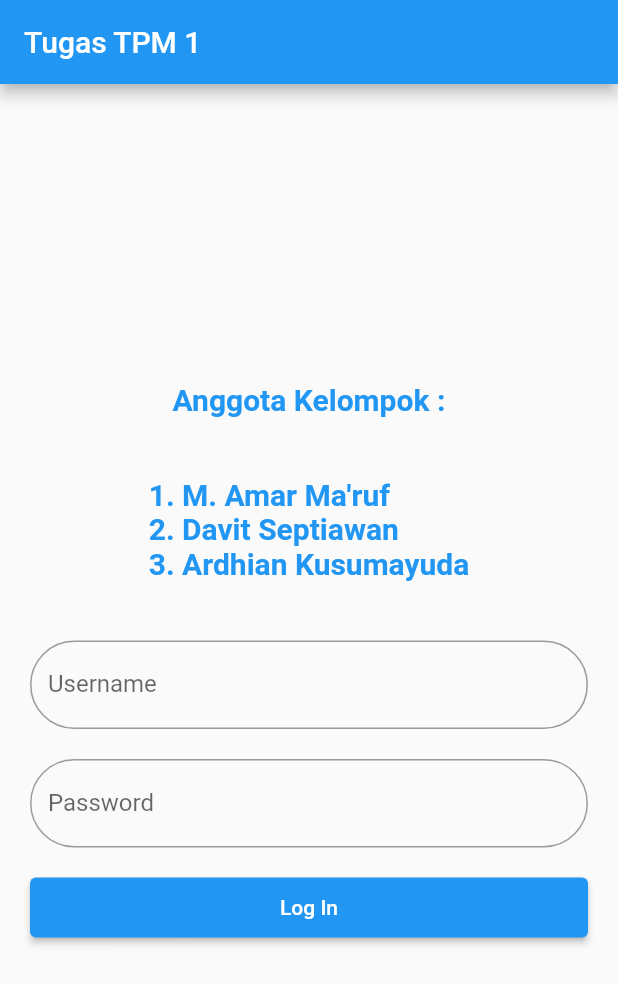
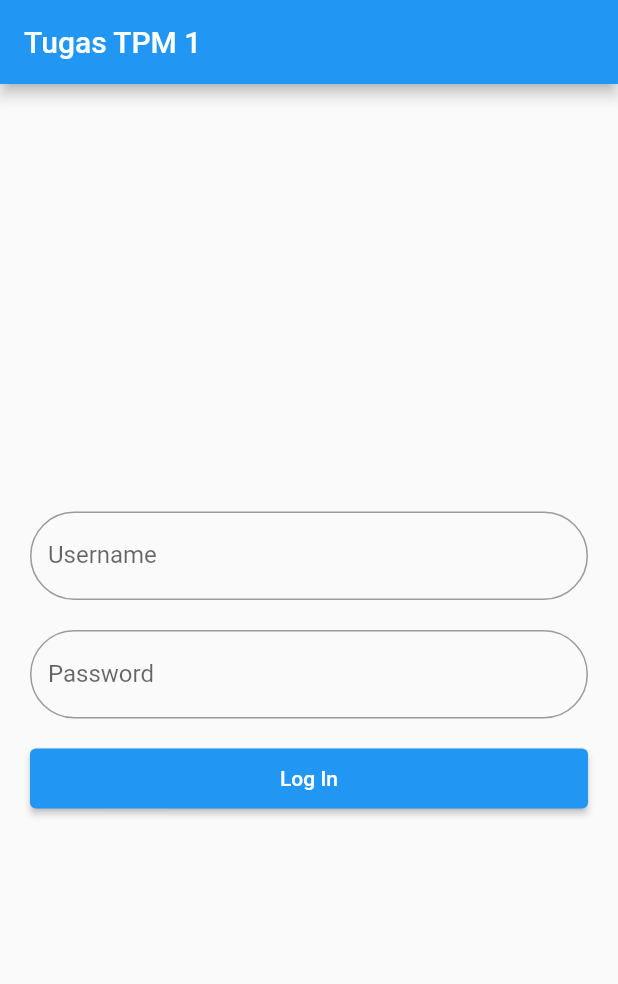
Before and after one commit to Rosseavlyn/TPM-Ammar, a Flutter app: the screen it shows after launch, on a phone screen of 412 x 824 dp. Shown: the top 984 px of the screen. Run offline on Flutter 3.47's test engine with Material 2 defaults, Android fonts, the phone set to English and light mode, and no system bars.

Commit message:
update tugas 2

```diff
--- a/tugas2tpm/lib/main.dart
+++ b/tugas2tpm/lib/main.dart
@@ -1,5 +1,5 @@
 import 'package:flutter/material.dart';
-import './perhitungan.dart';
+import 'menu.dart';
 
 void main() => runApp(MyApp());
 
@@ -42,28 +42,6 @@ class _LoginState extends State<Login> {
             mainAxisAlignment: MainAxisAlignment.center,
             children: <Widget>[
               Container(
-                padding: EdgeInsets.all(20),
-                child: Text(
-                  'Anggota Kelompok :',
-                  style: TextStyle(
-                    color: Colors.blue,
-                    fontSize: 20,
-                    fontWeight: FontWeight.bold,
-                  ),
-                ),
-              ),
-              Container(
-                padding: EdgeInsets.all(20),
-                child: Text(
-                  "1. M. Amar Ma'ruf \n2. Davit Septiawan \n3. Ardhian Kusumayuda",
-                  style: TextStyle(
-                    color: Colors.blue,
-                    fontSize: 20,
-                    fontWeight: FontWeight.bold,
-                  ),
-                ),
-              ),
-              Container(
                 padding: const EdgeInsets.fromLTRB(20, 20, 20, 0),
                 child: TextField(
                   controller: userText,
@@ -78,8 +56,8 @@ class _LoginState extends State<Login> {
               Container(
                 padding: const EdgeInsets.fromLTRB(20, 20, 20, 0),
                 child: TextField(
+                  obscureText: true,
                   controller: passText,
-                  obscureText: false,
                   decoration: InputDecoration(
                     border: OutlineInputBorder(
                       borderRadius: BorderRadius.circular(90.0),
@@ -108,7 +86,7 @@ class _LoginState extends State<Login> {
   void ceklogin(BuildContext context) {
     if (userText.text == user && passText.text == pass) {
       Navigator.pushReplacement(
-          context, MaterialPageRoute(builder: (context) => Hitung()));
+          context, MaterialPageRoute(builder: (context) => MenuPage()));
     } else {
       ScaffoldMessenger.of(context).showSnackBar(
         SnackBar(
```
Also changed, not shown: tugas2tpm/lib/menu.dart (added, +51 -0 lines), tugas2tpm/lib/perhitungan.dart (+1 -6 lines), tugas2tpm/lib/profile.dart (added, +64 -0 lines), tugas2tpm/pubspec.yaml (+4 -3 lines), tugas2tpm/assets/images/amar.jpg (added), tugas2tpm/assets/images/ardhian.jpg (added), tugas2tpm/assets/images/davit.jpg (added), 10 other files.
